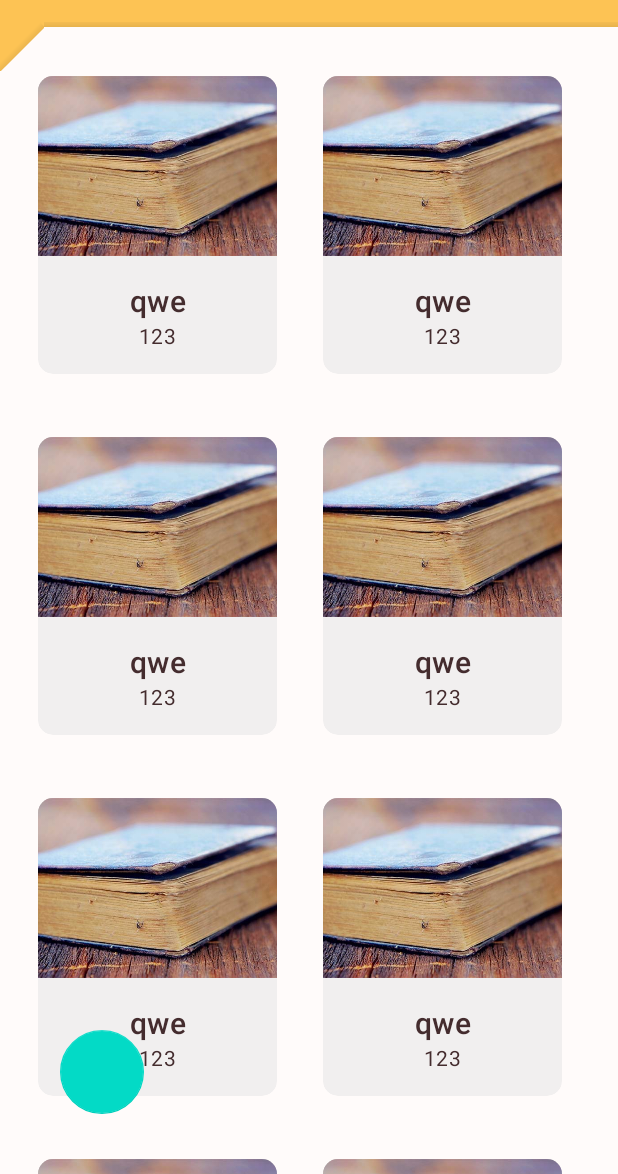
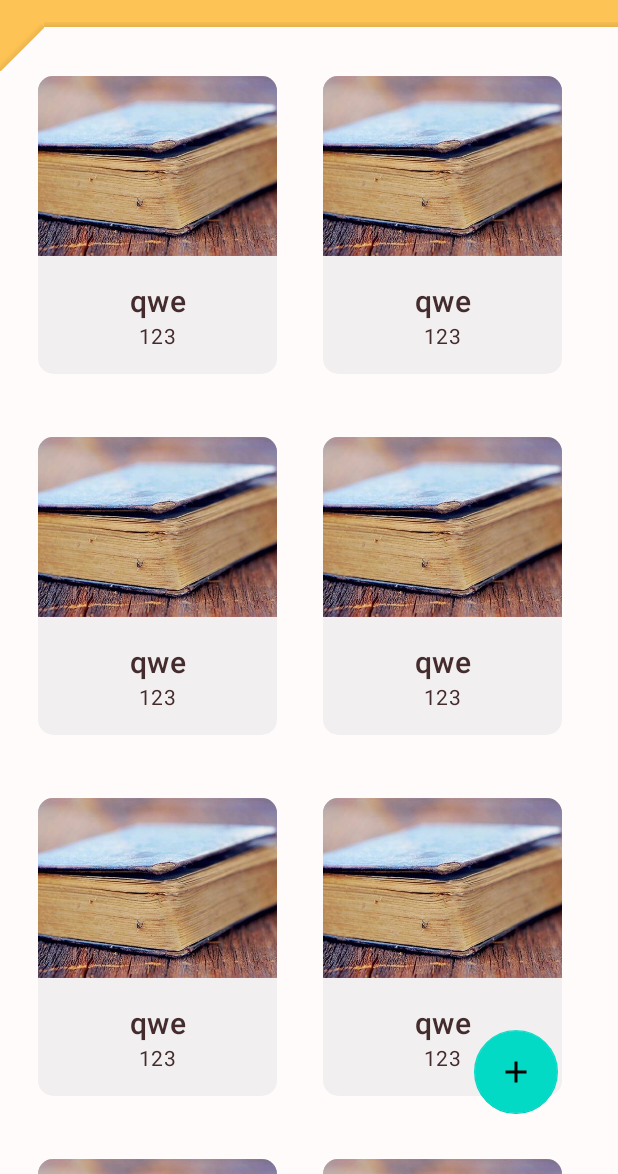
Before and after one commit to yashjainyj/LpukiPathshala, an Android app: the screen it shows after launch once a user with an empty profile is signed in (HomeActivity), on a phone screen of 412 x 824 dp, the part 62-1236 px from its top. Run offline under Robolectric (Android 15) with nearby library versions, the phone set to English and light mode, and no system bars; our stand-ins replace Firebase (no records; nobody signed in at launch, a user with empty details on screens opened directly); libraries missing offline, so code that uses them is left out: com.truecaller.android; 3 statements that could not run were skipped.

Commit message:
Home Activity

```diff
--- a/app/src/main/java/com/example/lpukipathshala/Login_Fragment/First_Fragment.java
+++ b/app/src/main/java/com/example/lpukipathshala/Login_Fragment/First_Fragment.java
@@ -129,14 +129,11 @@ public class First_Fragment extends Fragment {
                                             progressDialog.dismiss();
                                             Toast.makeText(getContext(), "Authentication failed.",
                                                     Toast.LENGTH_SHORT).show();
-
                                         }
                                     }
                                 });
                     }
                 }
-
-
             });
         }
 
--- a/app/src/main/java/com/example/lpukipathshala/MyUtility.java
+++ b/app/src/main/java/com/example/lpukipathshala/MyUtility.java
@@ -6,4 +6,8 @@ import java.util.List;
 
 public class MyUtility {
     public static List<UserDetails> userDetails ;
+    public static final String  USER_COLLECTION="USERS";
+    public static final String  BOOKS_COLLECTION="BOOKS";
+    public static final String  PROJECT_COLLECTION="PROJECT";
+
 }
--- /dev/null
+++ b/app/src/main/res/drawable/ic_add_black_24dp.xml
@@ -0,0 +1,9 @@
+<vector xmlns:android="http://schemas.android.com/apk/res/android"
+        android:width="24dp"
+        android:height="24dp"
+        android:viewportWidth="24.0"
+        android:viewportHeight="24.0">
+    <path
+        android:fillColor="#FF000000"
+        android:pathData="M19,13h-6v6h-2v-6H5v-2h6V5h2v6h6v2z"/>
+</vector>
--- a/app/src/main/res/layout/product_grid_fragment.xml
+++ b/app/src/main/res/layout/product_grid_fragment.xml
@@ -74,7 +74,8 @@
         <android.support.design.widget.FloatingActionButton
             android:layout_width="wrap_content"
             android:layout_height="wrap_content"
-            android:layout_gravity="bottom"
+            android:layout_gravity="bottom|right"
+            android:src="@drawable/ic_add_black_24dp"
             android:layout_margin="40dp"
 
             />
```
Also changed, not shown: app/build.gradle (+5 -2 lines), 1 other file.
